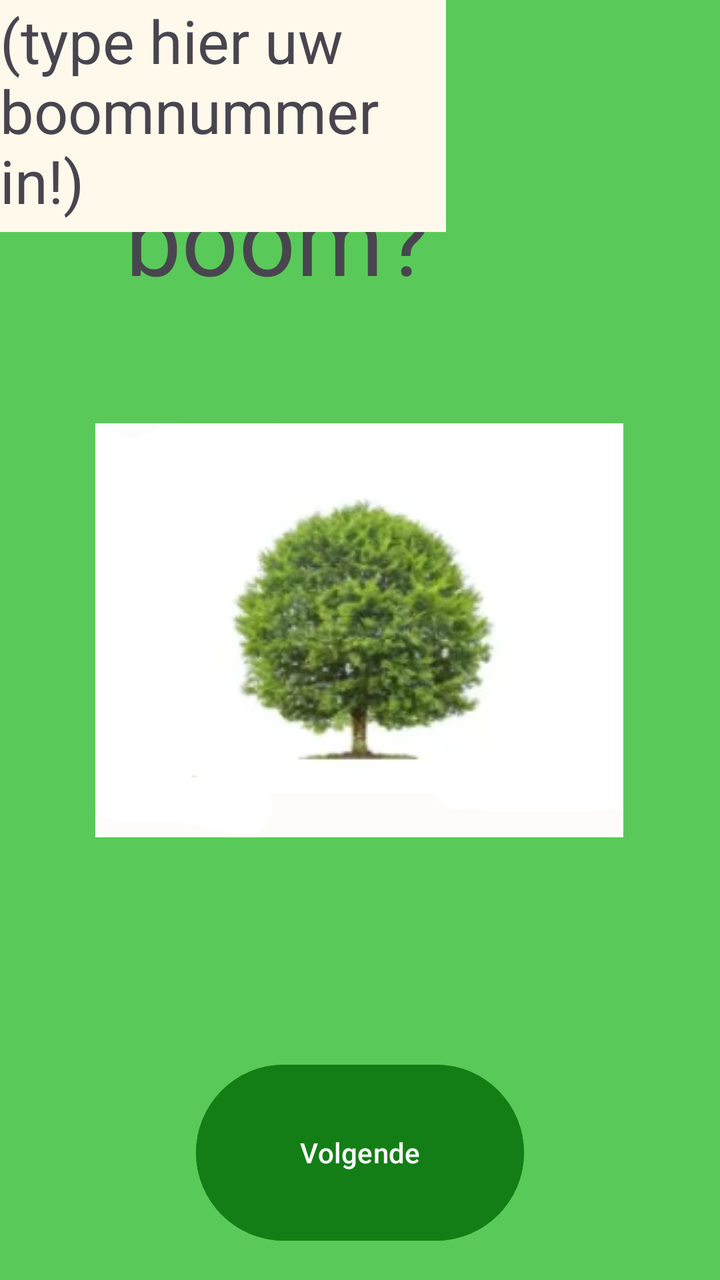
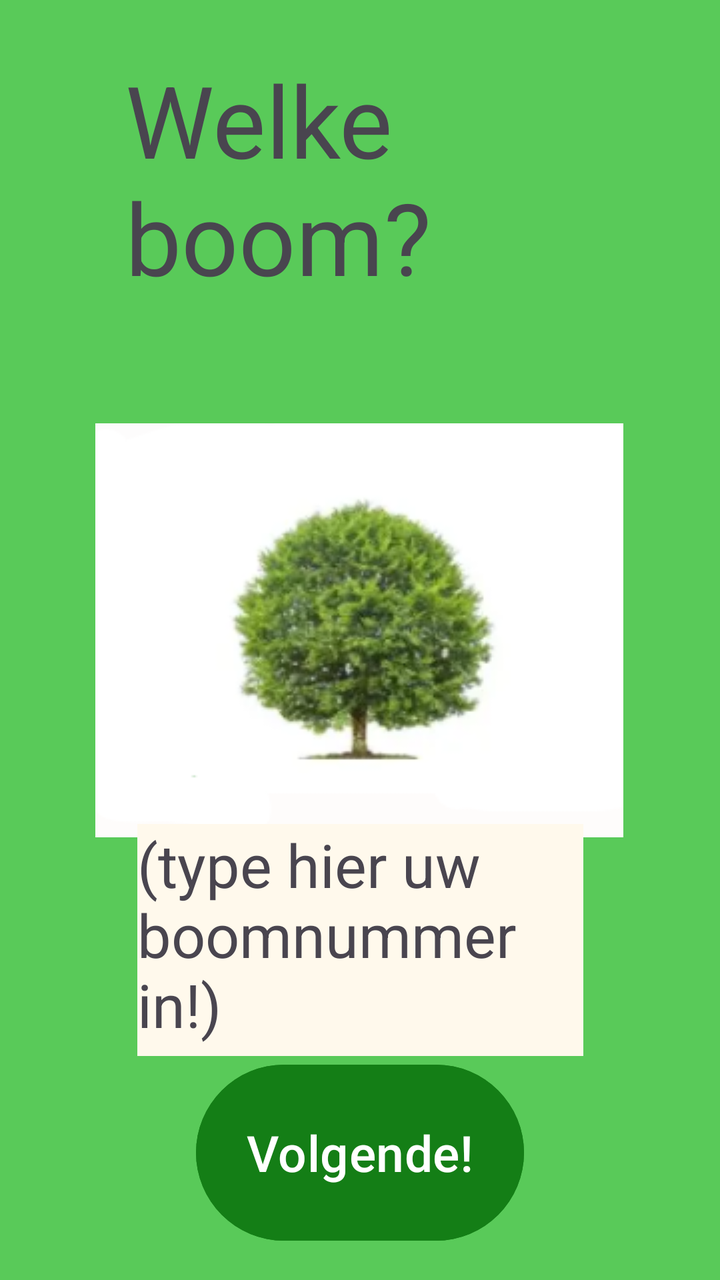

Compare the two renders of this Android layout. The source of the first and the diff that turns it into the second are given below.
<!-- AndroidManifest.xml: application theme Theme.KOOPEENBLAADJE -->
<!-- res/layout/activity_main2.xml -->
<?xml version="1.0" encoding="utf-8"?>
<androidx.constraintlayout.widget.ConstraintLayout xmlns:android="http://schemas.android.com/apk/res/android"
    xmlns:app="http://schemas.android.com/apk/res-auto"
    xmlns:tools="http://schemas.android.com/tools"
    android:id="@+id/main"
    android:layout_width="match_parent"
    android:layout_height="match_parent"
    android:background="#59CA59"
    tools:context=".MainActivity2">

    <TextView
        android:id="@+id/textView2"
        android:layout_width="235dp"
        android:layout_height="159dp"
        android:text="Welke boom?"
        android:textSize="50sp"
        app:layout_constraintBottom_toBottomOf="parent"
        app:layout_constraintEnd_toEndOf="parent"
        app:layout_constraintStart_toStartOf="parent"
        app:layout_constraintTop_toTopOf="parent"
        app:layout_constraintVertical_bias="0.055" />

    <ImageView
        android:id="@+id/imageView2"
        android:layout_width="wrap_content"
        android:layout_height="wrap_content"
        android:layout_marginTop="4dp"
        app:layout_constraintBottom_toBottomOf="parent"
        app:layout_constraintEnd_toEndOf="parent"
        app:layout_constraintHorizontal_bias="0.496"
        app:layout_constraintStart_toStartOf="parent"
        app:layout_constraintTop_toBottomOf="@+id/textView2"
        app:layout_constraintVertical_bias="0.091"
        app:srcCompat="@drawable/boom_part_1" />

    <Button
        android:id="@+id/button"
        android:layout_width="164dp"
        android:layout_height="96dp"
        android:backgroundTint="#147E16"
        android:text="Volgende"
        app:layout_constraintBottom_toBottomOf="parent"
        app:layout_constraintEnd_toEndOf="parent"
        app:layout_constraintStart_toStartOf="parent"
        app:layout_constraintTop_toBottomOf="@+id/textView2"
        app:layout_constraintVertical_bias="0.956" />

    <TextView
        android:id="@+id/textView3"
        android:layout_width="223dp"
        android:layout_height="116dp"
        android:background="#B6B6B6"
        android:backgroundTint="#F44336"
        android:backgroundTintMode="add"
        android:text="(type hier uw boomnummer in!)"
        android:textSize="30sp"
        tools:layout_editor_absoluteX="94dp"
        tools:layout_editor_absoluteY="475dp" />
</androidx.constraintlayout.widget.ConstraintLayout>
<!-- resources referenced by this layout -->
<resources>
  <!-- drawable boom_part_1: png bitmap (drawable, 37444 bytes) -->
  <style name="Theme.KOOPEENBLAADJE" parent="Base.Theme.KOOPEENBLAADJE" />
  <style name="Base.Theme.KOOPEENBLAADJE" parent="Theme.Material3.DayNight.NoActionBar">
          
          
      </style>
</resources>

<!-- the commit's change to res/layout/activity_main2.xml (unified diff, before → after) -->
@@ -38,7 +38,8 @@
         android:layout_width="164dp"
         android:layout_height="96dp"
         android:backgroundTint="#147E16"
-        android:text="Volgende"
+        android:text="Volgende!"
+        android:textSize="25sp"
         app:layout_constraintBottom_toBottomOf="parent"
         app:layout_constraintEnd_toEndOf="parent"
         app:layout_constraintStart_toStartOf="parent"
@@ -54,6 +55,9 @@
         android:backgroundTintMode="add"
         android:text="(type hier uw boomnummer in!)"
         android:textSize="30sp"
-        tools:layout_editor_absoluteX="94dp"
-        tools:layout_editor_absoluteY="475dp" />
+        app:layout_constraintBottom_toBottomOf="parent"
+        app:layout_constraintEnd_toEndOf="parent"
+        app:layout_constraintStart_toStartOf="parent"
+        app:layout_constraintTop_toBottomOf="@+id/textView2"
+        app:layout_constraintVertical_bias="0.669" />
 </androidx.constraintlayout.widget.ConstraintLayout>
